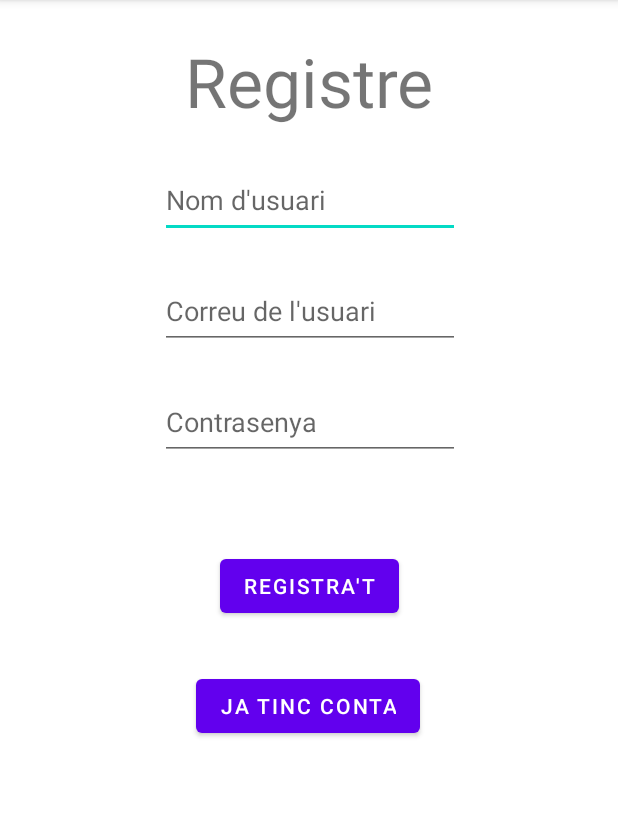
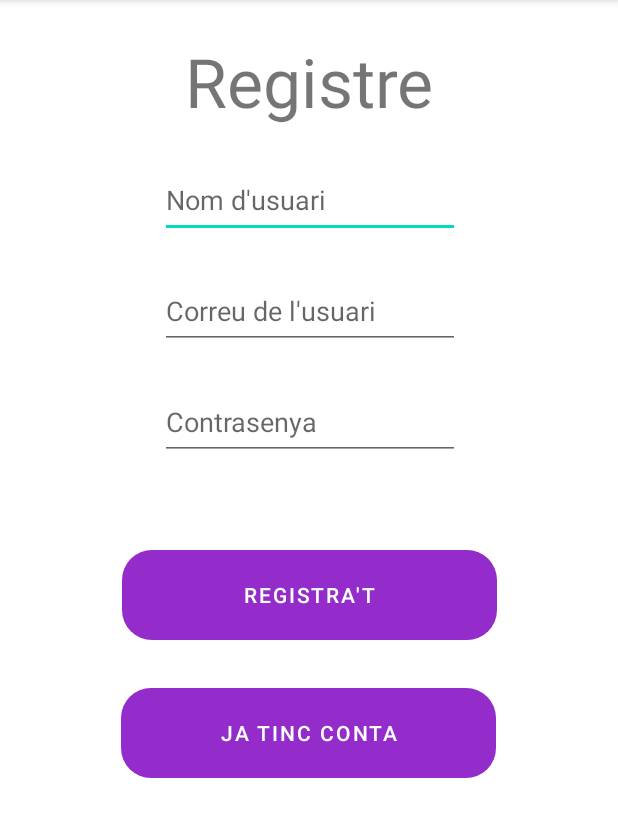
Before and after one commit to a14jorsoltor/JamSpace, an Android app: the PantallaRegistre screen opened directly, with no data from a screen before it, on a phone screen of 412 x 824 dp, the part 84-921 px from its top. Run offline under Robolectric (Android 15) with nearby library versions, the phone set to English and light mode, and no system bars; our stand-ins replace Firebase (no records; nobody signed in at launch, a user with empty details on screens opened directly).

Commit message:
boton mes bonic

```diff
--- /dev/null
+++ b/app/src/main/res/drawable/custombuttons.xml
@@ -0,0 +1,10 @@
+<?xml version="1.0" encoding="utf-8"?>
+<shape xmlns:android="http://schemas.android.com/apk/res/android"
+    android:shape="rectangle">
+
+    <corners android:bottomRightRadius="20dp"
+        android:bottomLeftRadius="20dp"
+        android:topRightRadius="20dp"
+        android:topLeftRadius="20dp" />
+
+</shape>
--- a/app/src/main/res/layout/activity_pantalla_principal.xml
+++ b/app/src/main/res/layout/activity_pantalla_principal.xml
@@ -39,6 +39,8 @@
         android:layout_height="55dp"
         android:layout_marginBottom="8dp"
         android:onClick="cvEditPost"
+        android:background="@drawable/custombuttons"
+        app:backgroundTint="#932CCA"
         android:text="Posar nou post"
         app:layout_constraintBottom_toTopOf="@+id/recyclerview"
         app:layout_constraintEnd_toEndOf="parent"
--- a/app/src/main/res/layout/activity_pantalla_registre.xml
+++ b/app/src/main/res/layout/activity_pantalla_registre.xml
@@ -57,20 +57,22 @@
 
     <Button
         android:id="@+id/buttonReg"
-        android:layout_width="wrap_content"
-        android:layout_height="wrap_content"
+        android:layout_width="250dp"
+        android:layout_height="60dp"
         android:text="Registra't"
         android:onClick="Register"
         android:layout_marginTop="60dp"
         app:layout_constraintEnd_toEndOf="parent"
         app:layout_constraintStart_toStartOf="parent"
         app:layout_constraintTop_toBottomOf="@+id/etContrasenyaReg"
-        tools:ignore="OnClick" />
+        tools:ignore="OnClick"
+        android:background="@drawable/custombuttons"
+        app:backgroundTint="#932CCA"/>
 
     <Button
         android:id="@+id/buttonLogReg"
-        android:layout_width="wrap_content"
-        android:layout_height="wrap_content"
+        android:layout_width="250dp"
+        android:layout_height="60dp"
         android:layout_marginTop="32dp"
         android:onClick="returnLogin"
         android:text="Ja tinc conta"
@@ -78,7 +80,9 @@
         app:layout_constraintHorizontal_bias="0.498"
         app:layout_constraintStart_toStartOf="parent"
         app:layout_constraintTop_toBottomOf="@+id/buttonReg"
-        tools:ignore="OnClick" />
+        tools:ignore="OnClick"
+        android:background="@drawable/custombuttons"
+        app:backgroundTint="#932CCA"/>
 
     <TextView
         android:id="@+id/tvMsgError"
--- a/app/src/main/res/layout/activity_post_editor.xml
+++ b/app/src/main/res/layout/activity_post_editor.xml
@@ -106,9 +106,11 @@
         android:onClick="PujarJocFirebase"
 
         android:id="@+id/btPujarJoc"
-        android:layout_width="wrap_content"
-        android:layout_height="wrap_content"
+        android:layout_width="250dp"
+        android:layout_height="60dp"
         android:text="Pujar Joc"
+        android:background="@drawable/custombuttons"
+        app:backgroundTint="#932CCA"
         app:layout_constraintBottom_toBottomOf="parent"
         app:layout_constraintEnd_toEndOf="parent"
         app:layout_constraintStart_toStartOf="parent"
```
Also changed, not shown: app/src/main/res/layout/activity_edit_portfoli.xml (+15 -13 lines), app/src/main/res/layout/activity_main.xml (+40 -36 lines), app/src/main/res/layout/activity_view_portfoli.xml (+16 -14 lines), 1 other file.
